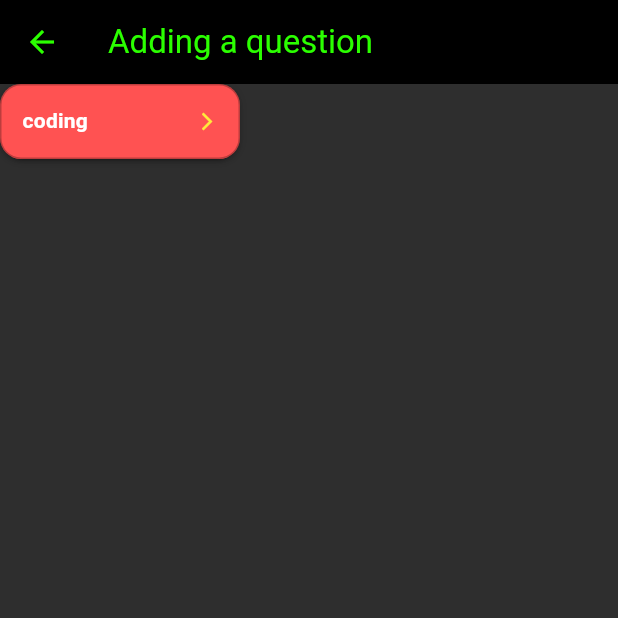
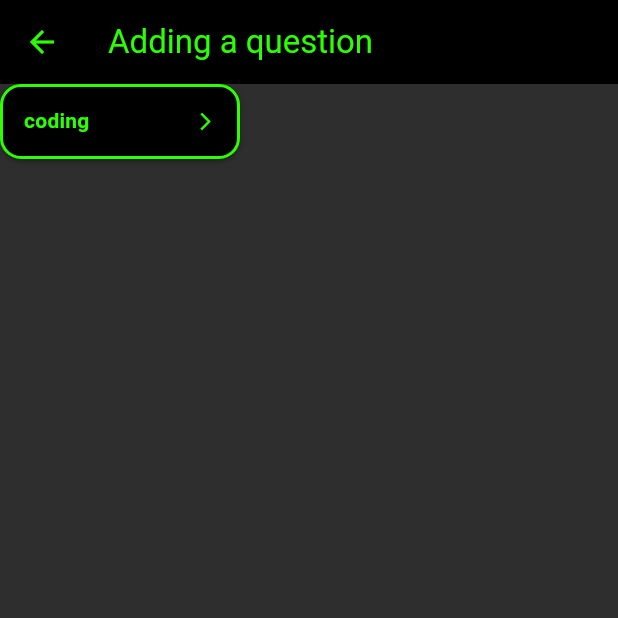
Before and after one commit to De4nWhit3/flutter_task15, a Flutter app: the AddQuestionScreen screen opened by its route, on a phone screen of 412 x 824 dp, the top half of it. Run offline on Flutter 3.47's test engine with Material 2 defaults, Android fonts, the phone set to English and light mode, and no system bars; drawn by our look-alikes of dropdown_button2; our stand-ins replace flutter_staggered_animations.

Commit message:
styled dropdown

```diff
--- a/lib/main.dart
+++ b/lib/main.dart
@@ -268,7 +268,7 @@ class _AddQuestionScreenState extends State<AddQuestionScreen> {
               Icon(
                 Icons.list,
                 size: 16,
-                color: Colors.yellow,
+                color: limeGreen,
               ),
               SizedBox(
                 width: 4,
@@ -279,7 +279,7 @@ class _AddQuestionScreenState extends State<AddQuestionScreen> {
                   style: TextStyle(
                     fontSize: 14,
                     fontWeight: FontWeight.bold,
-                    color: Colors.yellow,
+                    color: limeGreen,
                   ),
                   overflow: TextOverflow.ellipsis,
                 ),
@@ -294,7 +294,7 @@ class _AddQuestionScreenState extends State<AddQuestionScreen> {
                       style: const TextStyle(
                         fontSize: 14,
                         fontWeight: FontWeight.bold,
-                        color: Colors.white,
+                        color: limeGreen,
                       ),
                       overflow: TextOverflow.ellipsis,
                     ),
@@ -313,9 +313,10 @@ class _AddQuestionScreenState extends State<AddQuestionScreen> {
             decoration: BoxDecoration(
               borderRadius: BorderRadius.circular(14),
               border: Border.all(
-                color: Colors.black26,
+                color: limeGreen,
+                width: 2,
               ),
-              color: Colors.redAccent,
+              color: black,
             ),
             elevation: 2,
           ),
@@ -324,7 +325,7 @@ class _AddQuestionScreenState extends State<AddQuestionScreen> {
               Icons.arrow_forward_ios_outlined,
             ),
             iconSize: 14,
-            iconEnabledColor: Colors.yellow,
+            iconEnabledColor: limeGreen,
             iconDisabledColor: Colors.grey,
           ),
           dropdownStyleData: DropdownStyleData(
@@ -333,7 +334,11 @@ class _AddQuestionScreenState extends State<AddQuestionScreen> {
               padding: null,
               decoration: BoxDecoration(
                 borderRadius: BorderRadius.circular(14),
-                color: Colors.redAccent,
+                color: black,
+                border: Border.all(
+                  color: limeGreen,
+                  width: 2,
+                ),
               ),
               elevation: 8,
               offset: const Offset(-20, 0),
```
